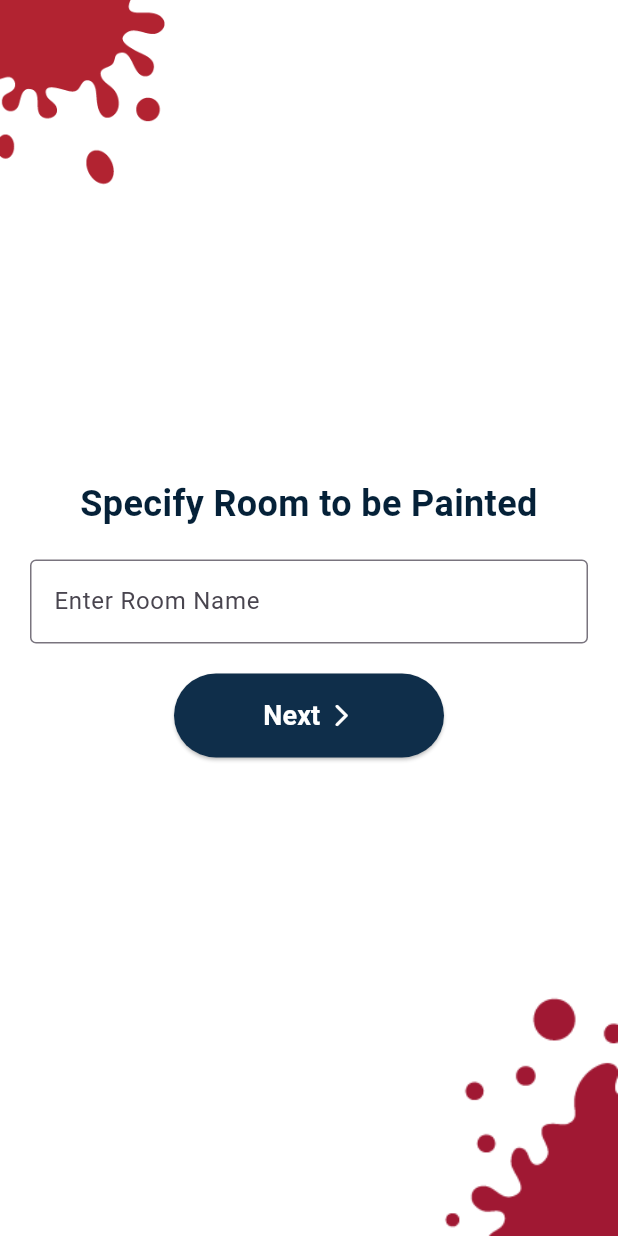
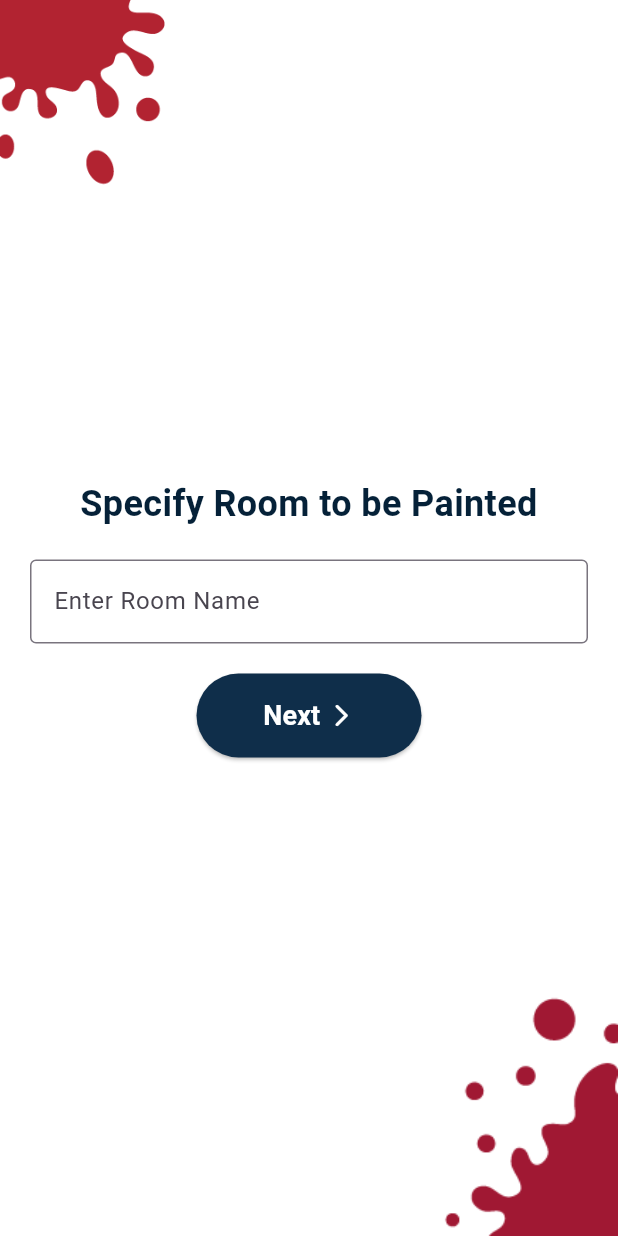
Before and after one commit to abuubaida921/Better_Paint_AR_APP, a Flutter app: the RoomSelectionView screen opened by its route, on a phone screen of 412 x 824 dp. Run offline on Flutter 3.47's test engine with Material 3 defaults, Android fonts, the phone set to English and light mode, and no system bars; our stand-ins replace connectivity_plus, flutter_screenutil, fluttertoast, get, image_picker, shared_preferences; accounts and stored records are empty.

Commit message:
Updated : Room Name Screen ui Fixed

```diff
--- a/lib/modules/room_selection_screen/view/room_selection_view.dart
+++ b/lib/modules/room_selection_screen/view/room_selection_view.dart
@@ -18,14 +18,14 @@ class RoomSelectionView
           _buildBackground(),
           Image.asset(
             'assets/images/top_left.png',
-            width: 120,
+            width: 120.w,
           ),
           Positioned(
             bottom: 0,
             right: 0,
             child: Image.asset(
               'assets/images/bottom_right.png',
-              width: 120,
+              width: 120.w,
             ),
           ),
           Center(
@@ -48,7 +48,13 @@ class RoomSelectionView
                   TextField(
                     controller: controller.roomtextEditingController,
                     decoration: const InputDecoration(
-                      border: OutlineInputBorder(),
+                     focusColor: btnColor,
+                     focusedBorder: OutlineInputBorder(
+                     borderSide: BorderSide(color: btnColor, width: 1.2)
+
+                     ),
+                      border: OutlineInputBorder(
+                      ),
                       labelText: 'Enter Room Name',
                     ),
                     onChanged: (value) {
@@ -62,10 +68,9 @@ class RoomSelectionView
 
                   // Button to proceed (navigate to AR Measurement screen)
                   SizedBox(
-                    width: 180,
+                    width: 150.w,
                     child: ElevatedButton(
                       onPressed: () {
-
                         if (controller.roomName != '') {
                           // Pass the selected areas and room name to the next screen
                           Get.toNamed(RoutesNames.detailedSpecificationScreen, arguments: {
@@ -87,26 +92,26 @@ class RoomSelectionView
                       },
                       style: ElevatedButton.styleFrom(
                         backgroundColor: btnColor,
-                        padding: const EdgeInsets.symmetric(
-                            horizontal: 40, vertical: 15),
+                        padding:  EdgeInsets.symmetric(
+                            horizontal: 40.w, vertical: 15.h),
                         shape: RoundedRectangleBorder(
-                          borderRadius: BorderRadius.circular(30),
+                          borderRadius: BorderRadius.circular(30.r),
                         ),
                       ),
-                      child: const Row(
+                      child:  Row(
                         mainAxisAlignment: MainAxisAlignment.center,
                         children: [
                           Text(
                             'Next',
                             style: TextStyle(
-                                fontSize: 18,
+                                fontSize: 18.sp,
                                 fontWeight: FontWeight.bold,
                                 color: Colors.white),
                           ),
                           SizedBox(
-                            width: 5,
+                            width: 5.h,
                           ),
-                          Icon(
+                          const Icon(
                             Icons.arrow_forward_ios_rounded,
                             color: Colors.white,
                           )
```
